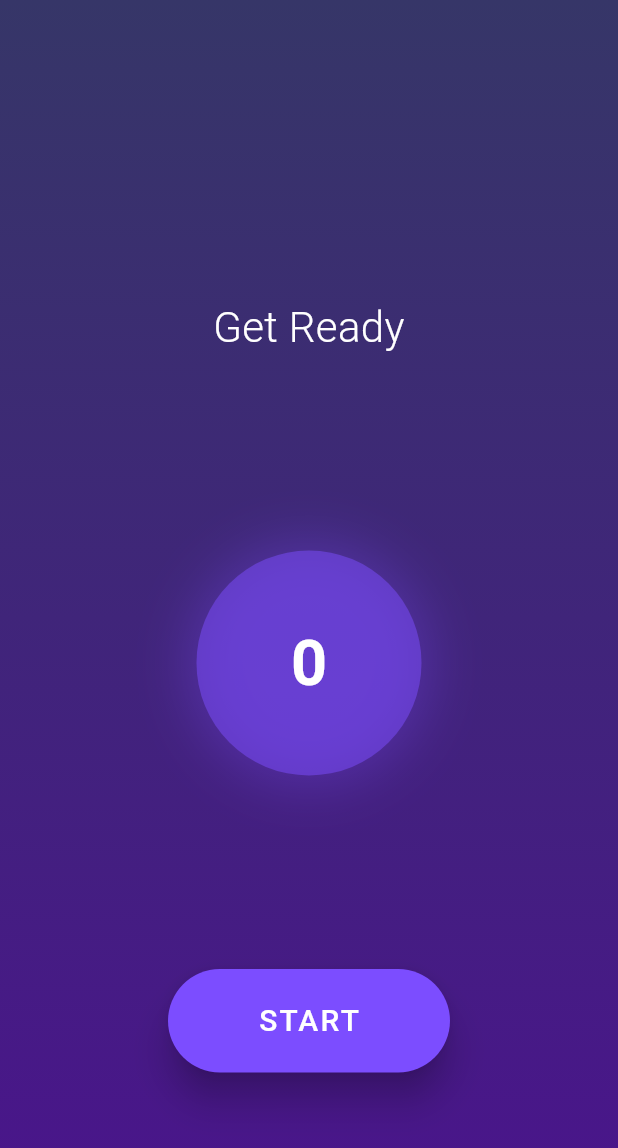
After one commit to VelesW/BIP2026_MindBloom, a Flutter app: the screen it shows once a user with an empty profile is signed in, after a tap on "Breathing Exercise", on a phone screen of 412 x 824 dp. The commit adds this screen. Shown: the top 1148 px of the screen. Run offline on Flutter 3.47's test engine with Material 3 defaults, Android fonts, the phone set to English and light mode, and no system bars; our stand-ins replace cloud_firestore, equatable, firebase_auth, firebase_core, flutter_bloc, flutter_secure_storage and 2 more; accounts and stored records are empty.

Commit message:
connection to pages(Breating page implemented) and restoring the config and removing unused element
* Breathing page implementation

* implementation of page connection to homepage

* Remove unused elements

* restored config page

```diff
--- /dev/null
+++ b/mindbloom/lib/pages/breathing_page.dart
@@ -0,0 +1,220 @@
+import 'package:flutter/material.dart';
+import 'dart:async';
+
+// Definition der verschiedenen Phasen der Übung
+enum ExercisePhase {start, preparation, inhale, exhale, sensing, finished }
+
+class BreathExercisePage extends StatefulWidget {
+  const BreathExercisePage({super.key});
+
+  @override
+  State<BreathExercisePage> createState() => _BreathExercisePageState();
+}
+
+class _BreathExercisePageState extends State<BreathExercisePage> with SingleTickerProviderStateMixin {
+  late AnimationController _animationController;
+  late Animation<double> _scaleAnimation;
+
+  Timer? _timer;
+  ExercisePhase _currentPhase = ExercisePhase.start;
+  int _secondsRemaining = 0;
+  int _totalRepetitionSeconds = 120; // 2 Minuten Hauptübung
+  bool _isStarted = false;
+
+  // Zeitvorgaben laut deiner Beschreibung
+  final int _prepTime = 2;
+  final int _inhaleTime = 4;
+  final int _exhaleTime = 6;
+  final int _sensingTime = 10;
+
+  @override
+  void initState() {
+    super.initState();
+    // Der Controller steuert die Größe des Kreises
+    _animationController = AnimationController(
+      vsync: this,
+      duration: Duration(seconds: _inhaleTime),
+    );
+
+    _scaleAnimation = Tween<double>(begin: 0.6, end: 1.0).animate(
+      CurvedAnimation(parent: _animationController, curve: Curves.easeInOut),
+    );
+  }
+
+  void _startExercise() {
+    setState(() {
+      _isStarted = true;
+      _totalRepetitionSeconds = 120; // Reset 2 Min
+      _updatePhase(ExercisePhase.preparation);
+    });
+  }
+
+  void _updatePhase(ExercisePhase newPhase) {
+    _timer?.cancel();
+    setState(() => _currentPhase = newPhase);
+
+    switch (newPhase) {
+      case ExercisePhase.start:
+        _secondsRemaining = 0;
+        _animationController.stop();
+        break;
+      case ExercisePhase.preparation:
+        _secondsRemaining = _prepTime;
+        _animationController.stop(); // Kein Pulsieren in der Vorbereitung
+        break;
+      case ExercisePhase.inhale:
+        _secondsRemaining = _inhaleTime;
+        _animationController.duration = Duration(seconds: _inhaleTime);
+        _animationController.forward(); // Kreis wird größer
+        break;
+      case ExercisePhase.exhale:
+        _secondsRemaining = _exhaleTime;
+        _animationController.duration = Duration(seconds: _exhaleTime);
+        _animationController.reverse(); // Kreis wird kleiner
+        break;
+      case ExercisePhase.sensing:
+        _secondsRemaining = _sensingTime;
+        _animationController.stop();
+        break;
+      case ExercisePhase.finished:
+        _isStarted = false;
+        _secondsRemaining = 0;
+        _animationController.stop();
+        break;
+    }
+
+    // Startet den Sekunden-Timer für die aktuelle Phase
+    _timer = Timer.periodic(const Duration(seconds: 1), (timer) {
+      setState(() {
+        if (_secondsRemaining > 1) {
+          _secondsRemaining--;
+          // Wenn wir in der Hauptphase sind, ziehen wir von der Gesamtzeit (2 Min) ab
+          if (_currentPhase == ExercisePhase.inhale || _currentPhase == ExercisePhase.exhale) {
+            _totalRepetitionSeconds--;
+          }
+        } else {
+          _moveToNextPhase();
+          _totalRepetitionSeconds--;
+        }
+      });
+    });
+  }
+
+  void _moveToNextPhase() {
+      if (_currentPhase == ExercisePhase.start) {
+      _updatePhase(ExercisePhase.preparation);
+    } else if (_currentPhase == ExercisePhase.preparation) {
+      _updatePhase(ExercisePhase.inhale);
+    } else if (_currentPhase == ExercisePhase.inhale) {
+      _updatePhase(ExercisePhase.exhale);
+    } else if (_currentPhase == ExercisePhase.exhale) {
+      // Prüfen, ob die 2 Minuten um sind
+      if (_totalRepetitionSeconds <= 0) {
+        _updatePhase(ExercisePhase.sensing);
+      } else {
+        _updatePhase(ExercisePhase.inhale);
+      }
+    } else if (_currentPhase == ExercisePhase.sensing) {
+      _updatePhase(ExercisePhase.finished);
+    }
+  }
+
+  String _getPhaseText() {
+    switch (_currentPhase) {
+      case ExercisePhase.start: return "Get Ready";
+      case ExercisePhase.preparation: return "Preparation\n";
+      case ExercisePhase.inhale: return "Breath in\n(Nose)";
+      case ExercisePhase.exhale: return "Breath out\n(Mouth)";
+      case ExercisePhase.sensing: return "Sensing\n(Normal breathing)";
+      case ExercisePhase.finished: return "Finished";
+
+    }
+  }
+
+  @override
+  void dispose() {
+    _timer?.cancel();
+    _animationController.dispose();
+    super.dispose();
+  }
+
+  @override
+  Widget build(BuildContext context) {
+    return Scaffold(
+      backgroundColor: const Color(0xFF1A1A2E), // Sehr dunkles Lila
+      body: Container(
+        width: double.infinity,
+        decoration: const BoxDecoration(
+          gradient: LinearGradient(
+            begin: Alignment.topCenter,
+            end: Alignment.bottomCenter,
+            colors: [Color.fromARGB(255, 54, 54, 104), Color(0xFF4A148C)], // Lila Verlauf
+          ),
+        ),
+        child: Column(
+          mainAxisAlignment: MainAxisAlignment.spaceEvenly,
+          children: [
+            const SizedBox(height: 40),
+            Text(
+              _getPhaseText(),
+              textAlign: TextAlign.center,
+              style: const TextStyle(fontSize: 28, color: Colors.white, fontWeight: FontWeight.w300),
+            ),
+
+            // Der pulsierende Kreis
+            AnimatedBuilder(
+              animation: _scaleAnimation,
+              builder: (context, child) {
+                return Transform.scale(
+                  scale: _scaleAnimation.value,
+                  child: Container(
+                    width: 250,
+                    height: 250,
+                    decoration: BoxDecoration(
+                      shape: BoxShape.circle,
+                      color: Colors.deepPurpleAccent.withOpacity(0.5),
+                      boxShadow: [
+                        BoxShadow(
+                          color: Colors.deepPurpleAccent.withOpacity(0.3),
+                          blurRadius: 50,
+                          spreadRadius: 10,
+                        ),
+                      ],
+                    ),
+                    child: Center(
+                      child: Text(
+                        '$_secondsRemaining',
+                        style: const TextStyle(fontSize: 70, color: Colors.white, fontWeight: FontWeight.bold),
+                      ),
+                    ),
+                  ),
+                );
+              },
+            ),
+
+            // Start Button
+            Padding(
+              padding: const EdgeInsets.only(bottom: 30),
+              child: _isStarted
+                ? Text(
+                    "Time remaining: ${_totalRepetitionSeconds > 0 ? _totalRepetitionSeconds : 0}s",
+                    style: const TextStyle(color: Colors.white60),
+                  )
+                : ElevatedButton(
+                    onPressed: _startExercise,
+                    style: ElevatedButton.styleFrom(
+                      backgroundColor: Colors.deepPurpleAccent,
+                      foregroundColor: Colors.white,
+                      padding: const EdgeInsets.symmetric(horizontal: 60, vertical: 20),
+                      shape: RoundedRectangleBorder(borderRadius: BorderRadius.circular(40)),
+                      elevation: 10,
+                    ),
+                    child: const Text("START", style: TextStyle(fontSize: 20, letterSpacing: 1.5)),
+                  ),
+            ),
+          ],
+        ),
+      ),
+    );
+  }
+}
--- a/mindbloom/lib/pages/my_homepage.dart
+++ b/mindbloom/lib/pages/my_homepage.dart
@@ -5,9 +5,19 @@ import '../bloc/theme/theme_bloc.dart';
 import '../bloc/theme/theme_event.dart';
 import '../bloc/theme/theme_state.dart';
 import 'profile_page.dart';
+import 'breathing_page.dart';
 
 class MyHomePage extends StatelessWidget {
   const MyHomePage({super.key, required this.title});
+
+  // This widget is the home page of your application. It is stateful, meaning
+  // that it has a State object (defined below) that contains fields that affect
+  // how it looks.
+
+  // This class is the configuration for the state. It holds the values (in this
+  // case the title) provided by the parent (in this case the App widget) and
+  // used by the build method of the State. Fields in a Widget subclass are
+  // always marked "final".
 
   final String title;
 
@@ -168,7 +178,7 @@ class _MyHomePageViewState extends State<_MyHomePageView> with SingleTickerProvi
                     padding: const EdgeInsets.all(20),
                     children: [
                       _buildTile(0, 'Journal', 'Write down your thoughts', Icons.book_rounded, Colors.purple.shade200),
-                      _buildTile(1, 'Breath Exercises', 'Find your inner calm', Icons.air_rounded, Colors.blue.shade200),
+                      _buildTile(1, 'Breathing Exercise', 'Find your inner calm', Icons.air_rounded, Colors.blue.shade200),
                       _buildTile(2, 'Daily Mood', 'Check in with yourself', Icons.face_retouching_natural, Colors.orange.shade200),
                       _buildTile(3, 'Stats', 'Monitor your wellness journey', Icons.analytics_rounded, Colors.green.shade200),
                     ],
@@ -208,7 +218,18 @@ class _MyHomePageViewState extends State<_MyHomePageView> with SingleTickerProvi
             subtitle: Text(sub, style: const TextStyle(fontSize: 13)),
             trailing: Icon(Icons.arrow_forward_ios_rounded, size: 14, color: Colors.grey.shade400),
             onTap: () {
-              // Navigation logic
+              // Navigational logic based on index
+              if (index == 1) {
+                Navigator.of(context).push(
+                  MaterialPageRoute(
+                    builder: (context) => const BreathExercisePage(),
+                  ),
+                );
+              } else if (index == 0) {
+                //put navigator push here to cennect to journal page
+                print("Journal angeklickt");
+              }
+              // ... more pages can be added here
             },
           ),
         ),
--- a/mindbloom/pubspec.yaml
+++ b/mindbloom/pubspec.yaml
@@ -42,9 +42,6 @@ dependencies:
   uuid: ^4.4.0
 
   flutter_secure_storage: ^10.0.0
-
-  # The following adds the Cupertino Icons font to your application.
-  # Use with the CupertinoIcons class for iOS style icons.
   cupertino_icons: ^1.0.8
   shared_preferences: ^2.5.4
 
```
Also changed, not shown: mindbloom/lib/bloc/create_ad_bloc.dart (deleted, +0 -53 lines), mindbloom/lib/bloc/create_ad_event.dart (deleted, +0 -29 lines), mindbloom/lib/bloc/create_ad_state.dart (deleted, +0 -34 lines), mindbloom/lib/data/models/project_ad.dart (+5 -7 lines), mindbloom/lib/pages/create_ad_page.dart (deleted, +0 -90 lines), mindbloom/lib/widgets/animated_cart.dart (added, +39 -0 lines), 1 other file.
